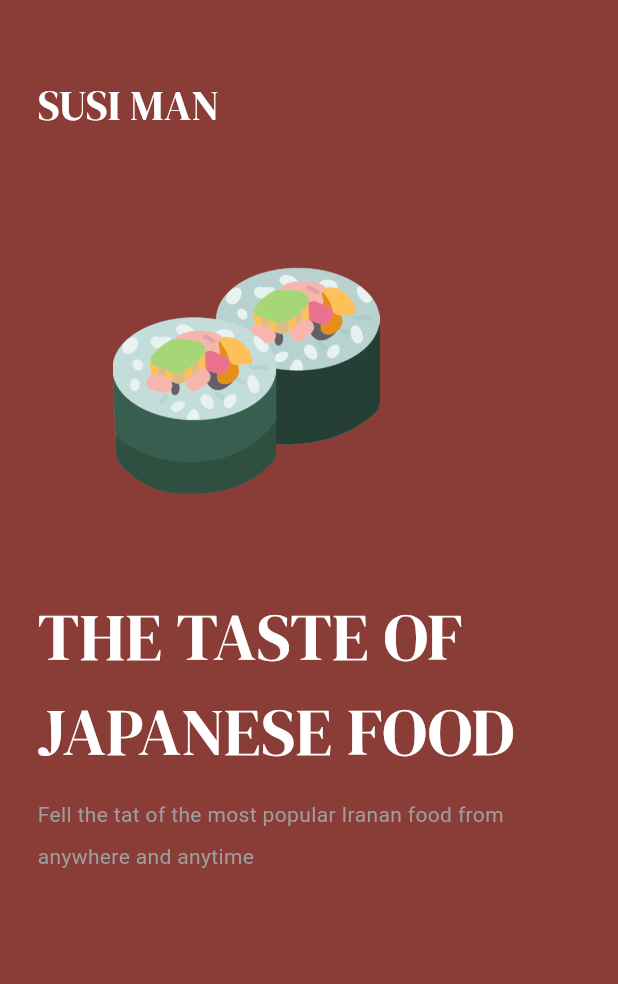
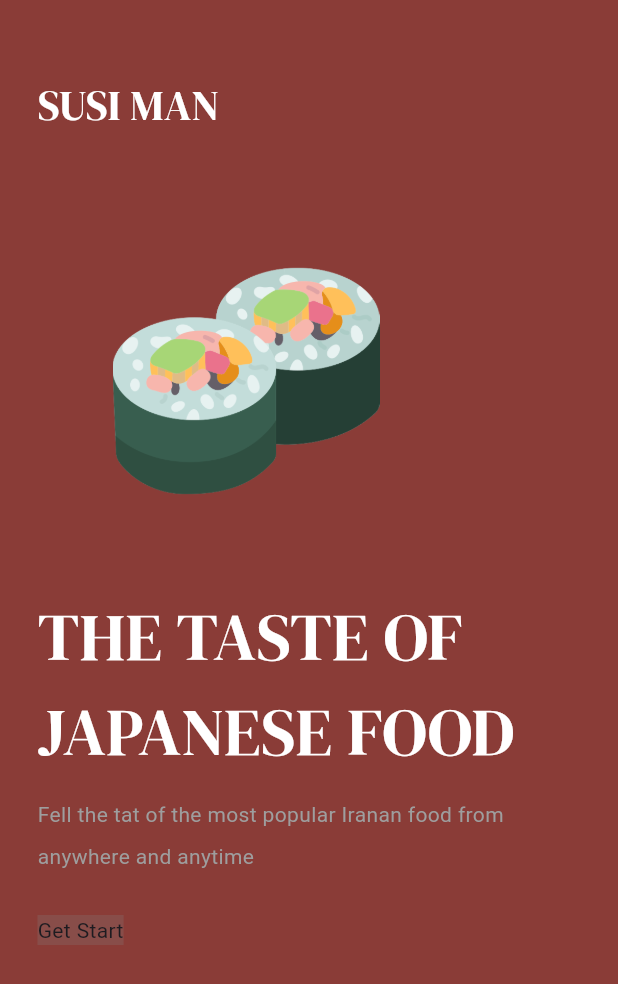
Before and after one commit to mcalisadeghi/Sushi_Restaurant_App, a Flutter app: the screen it shows after launch, on a phone screen of 412 x 824 dp. Shown: the top 984 px of the screen. Run offline on Flutter 3.47's test engine with Material 2 defaults, Android fonts, the light colour scheme and no system bars; our stand-ins replace google_fonts.

Commit message:
add button to splash screen

```diff
--- a/lib/pages/splash_screen.dart
+++ b/lib/pages/splash_screen.dart
@@ -1,4 +1,5 @@
 import 'package:flutter/material.dart';
+import 'package:flutter_application_1/components/btn.dart';
 import 'package:google_fonts/google_fonts.dart';
 
 class SplashScreen extends StatelessWidget {
@@ -68,6 +69,9 @@ class SplashScreen extends StatelessWidget {
               height: 25,
             ),
             // get started button
+            const MyBtn(
+              text: 'Get Start',
+            ),
           ],
         ),
       ),
```
